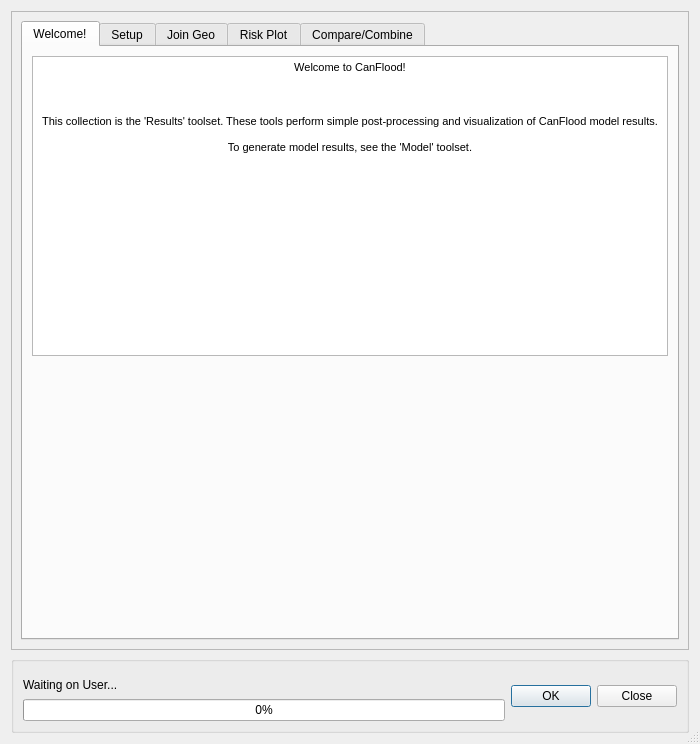
The window that canflood/results/results.ui (NRCan/CanFlood) describes before a commit, drawn with Qt 5.
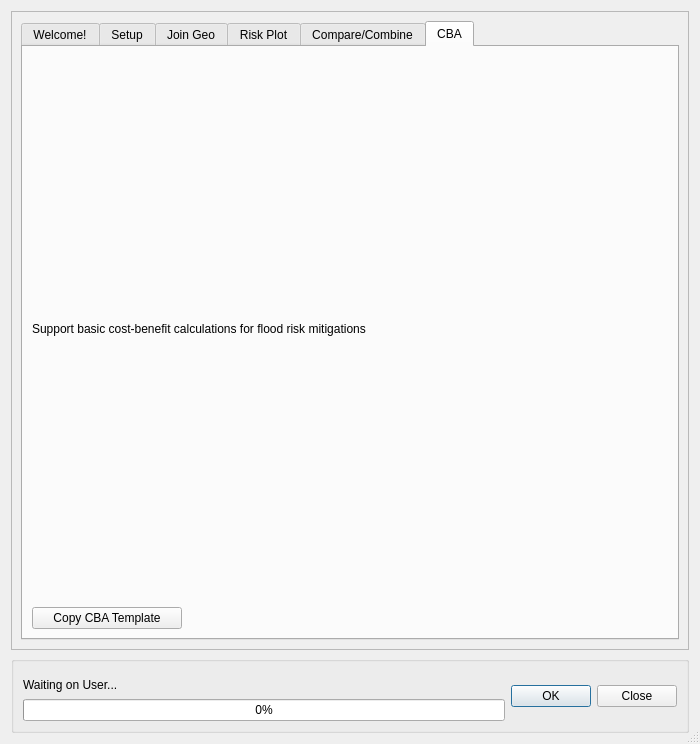
The same window after the commit. The open tabs and pages were chosen to show the change. Icons and pictures are not drawn. Custom widgets are drawn as their Qt base class.

Patch:
```diff
--- a/canflood/results/results.ui
+++ b/canflood/results/results.ui
@@ -3559,6 +3559,39 @@
            </item>
           </layout>
          </widget>
+         <widget class="QWidget" name="tab_cba">
+          <attribute name="title">
+           <string>CBA</string>
+          </attribute>
+          <layout class="QVBoxLayout" name="verticalLayout_19">
+           <item>
+            <widget class="QLabel" name="label_11">
+             <property name="text">
+              <string>Support basic cost-benefit calculations for flood risk mitigations</string>
+             </property>
+            </widget>
+           </item>
+           <item>
+            <widget class="QPushButton" name="pushButton_cba_copy">
+             <property name="sizePolicy">
+              <sizepolicy hsizetype="Fixed" vsizetype="Fixed">
+               <horstretch>0</horstretch>
+               <verstretch>0</verstretch>
+              </sizepolicy>
+             </property>
+             <property name="maximumSize">
+              <size>
+               <width>150</width>
+               <height>16777215</height>
+              </size>
+             </property>
+             <property name="text">
+              <string>Copy CBA Template</string>
+             </property>
+            </widget>
+           </item>
+          </layout>
+         </widget>
         </widget>
        </item>
       </layout>
```
